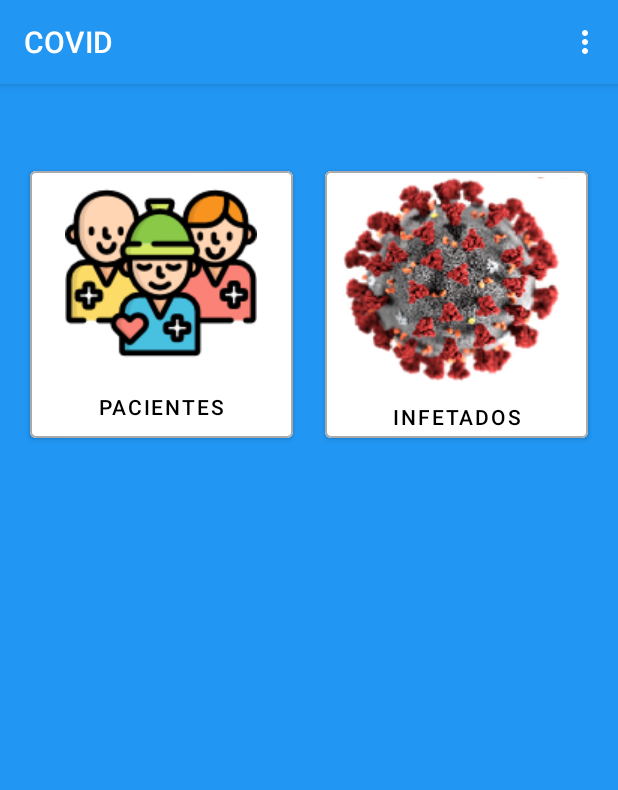
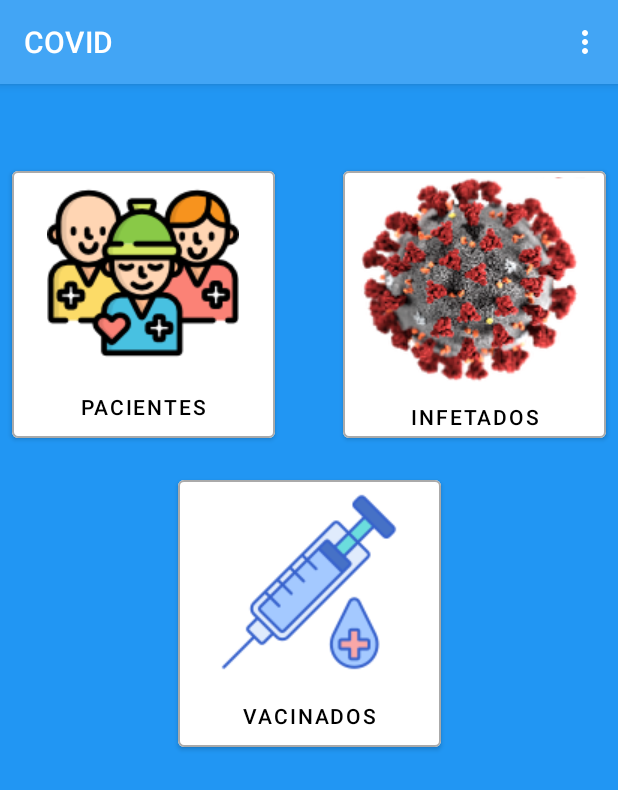
Before and after one commit to Pedromatos98/COVID, an Android app: the screen it shows after launch (MainActivity), on a phone screen of 412 x 824 dp. Shown: the top 790 px of the screen. Run offline under Robolectric (Android 15) with nearby library versions, the phone set to English and light mode, and no system bars; our stand-ins replace navigation-ui.

Commit message:
Adicionado botão Vacinados e alterado o design do menu principal

```diff
--- a/app/src/main/res/layout/fragment_menu_principal.xml
+++ b/app/src/main/res/layout/fragment_menu_principal.xml
@@ -11,8 +11,8 @@
         android:id="@+id/buttonPacientes"
         android:layout_width="175dp"
         android:layout_height="190dp"
-        android:layout_marginStart="20dp"
-        android:layout_marginLeft="20dp"
+        android:layout_marginStart="@dimen/margem_ecran"
+        android:layout_marginLeft="@dimen/margem_ecran"
         android:layout_marginTop="52dp"
         android:drawableTop="@drawable/patient"
         android:scaleType="fitEnd"
@@ -31,8 +31,8 @@
         android:layout_width="175dp"
         android:layout_height="190dp"
         android:layout_marginTop="52dp"
-        android:layout_marginEnd="20dp"
-        android:layout_marginRight="20dp"
+        android:layout_marginEnd="@dimen/margem_ecran"
+        android:layout_marginRight="@dimen/margem_ecran"
         android:drawableTop="@drawable/covid"
         android:scaleType="fitEnd"
         android:text="Infetados"
@@ -43,4 +43,20 @@
         app:strokeColor="#AAAAAA"
         app:strokeWidth="1dp" />
 
+    <Button
+        android:id="@+id/buttonVacinados"
+        android:layout_width="175dp"
+        android:layout_height="190dp"
+        android:layout_marginTop="16dp"
+        android:drawableTop="@drawable/vacina"
+        android:scaleType="fitEnd"
+        android:text="Vacinados"
+        android:textColor="#000000"
+        app:backgroundTint="#FFFFFF"
+        app:layout_constraintEnd_toEndOf="parent"
+        app:layout_constraintStart_toStartOf="parent"
+        app:layout_constraintTop_toBottomOf="@+id/buttonInfetados"
+        app:strokeColor="#AAAAAA"
+        app:strokeWidth="1dp" />
+
 </androidx.constraintlayout.widget.ConstraintLayout>
--- a/app/src/main/res/layout/item_infetado.xml
+++ b/app/src/main/res/layout/item_infetado.xml
@@ -14,6 +14,7 @@
         android:layout_marginTop="8dp"
         android:text="Nome :"
         android:textAppearance="@style/TextAppearance.AppCompat.Medium"
+        android:textColor="@color/cor_destaque"
         app:layout_constraintStart_toStartOf="parent"
         app:layout_constraintTop_toTopOf="parent" />
 
@@ -25,6 +26,7 @@
         android:layout_marginLeft="8dp"
         android:layout_marginTop="8dp"
         android:textAppearance="@style/TextAppearance.AppCompat.Medium"
+        android:textColor="@color/black"
         app:layout_constraintStart_toEndOf="@+id/textView13"
         app:layout_constraintTop_toTopOf="parent"
         tools:text="Paulo Santos" />
@@ -38,6 +40,7 @@
         android:layout_marginTop="8dp"
         android:text="Data de Infeção :"
         android:textAppearance="@style/TextAppearance.AppCompat.Medium"
+        android:textColor="@color/cor_destaque"
         app:layout_constraintStart_toStartOf="parent"
         app:layout_constraintTop_toBottomOf="@+id/textView13" />
 
@@ -49,6 +52,7 @@
         android:layout_marginLeft="8dp"
         android:layout_marginTop="8dp"
         android:textAppearance="@style/TextAppearance.AppCompat.Medium"
+        android:textColor="@color/black"
         app:layout_constraintStart_toEndOf="@+id/textView5"
         app:layout_constraintTop_toBottomOf="@+id/textViewNomePaciente"
         tools:text="03/07/2021" />
@@ -62,6 +66,7 @@
         android:layout_marginTop="8dp"
         android:text="Sintomas :"
         android:textAppearance="@style/TextAppearance.AppCompat.Medium"
+        android:textColor="@color/cor_destaque"
         app:layout_constraintStart_toStartOf="parent"
         app:layout_constraintTop_toBottomOf="@+id/textView5" />
 
@@ -74,6 +79,7 @@
         android:layout_marginTop="8dp"
         android:layout_marginBottom="@dimen/espacamento_ficha"
         android:textAppearance="@style/TextAppearance.AppCompat.Medium"
+        android:textColor="@color/black"
         app:layout_constraintBottom_toBottomOf="parent"
         app:layout_constraintStart_toEndOf="@+id/textView11"
         app:layout_constraintTop_toBottomOf="@+id/textViewDataInfecao"
--- a/app/src/main/res/values/colors.xml
+++ b/app/src/main/res/values/colors.xml
@@ -5,8 +5,8 @@
     <color name="purple_700">#FF3700B3</color>
     <color name="teal_200">#FF03DAC5</color>
     <color name="teal_700">#FF018786</color>
-    <color name="black">#FF000000</color>
+    <color name="black">#000000</color>
     <color name="white">#FFFFFFFF</color>
-    <color name="cor_selecao">#FFCB30</color>
-    <color name="cor_destaque">#0027FF</color>
+    <color name="cor_selecao">#D8D8D8</color>
+    <color name="cor_destaque">#3949AB</color>
 </resources>
--- a/app/src/main/res/values/themes.xml
+++ b/app/src/main/res/values/themes.xml
@@ -2,8 +2,8 @@
     <!-- Base application theme. -->
     <style name="Theme.COVID" parent="Theme.MaterialComponents.DayNight.DarkActionBar">
         <!-- Primary brand color. -->
-        <item name="colorPrimary">#2196F3</item>
-        <item name="colorPrimaryVariant">@color/purple_700</item>
+        <item name="colorPrimary">#42A5F5</item>
+        <item name="colorPrimaryVariant">#4FC3F7</item>
         <item name="colorOnPrimary">@color/white</item>
         <!-- Secondary brand color. -->
         <item name="colorSecondary">@color/teal_200</item>
```
Also changed, not shown: app/src/main/java/com/example/covid/EditaInfetadoFragment.kt (+4 -4 lines), app/src/main/res/layout/fragment_elimina_paciente.xml (+4 -4 lines), app/src/main/res/drawable/vacina.png (added).
